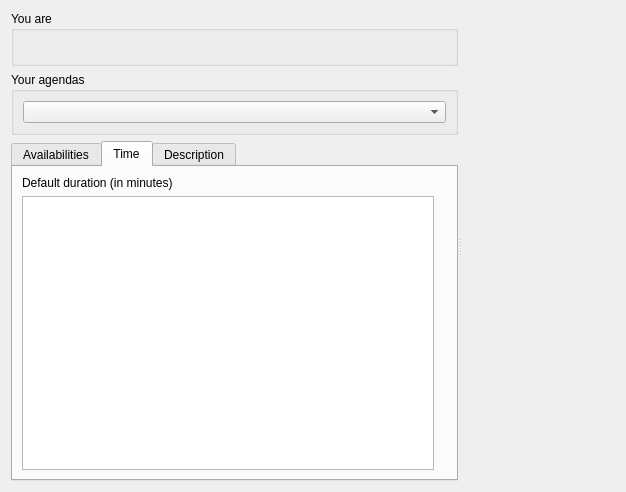
First picture: the form in plugins/agendaplugin/usercalendarviewer.ui, repository FreeHealth/freehealth, before the edit.
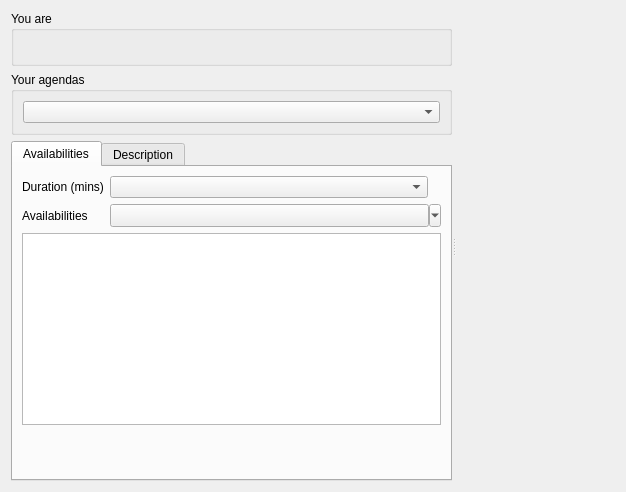
Second picture: the form after the edit. The open tabs and pages were chosen to show the change. Custom widgets are drawn as their Qt base class.

```diff
--- a/plugins/agendaplugin/usercalendarviewer.ui
+++ b/plugins/agendaplugin/usercalendarviewer.ui
@@ -82,6 +82,8 @@
             </widget>
            </item>
            <item row="0" column="1">
+            <layout class="QHBoxLayout" name="horizontalLayout">
+             <item>
             <widget class="QComboBox" name="availDurationCombo">
              <property name="sizePolicy">
               <sizepolicy hsizetype="Expanding" vsizetype="Fixed">
@@ -91,8 +93,10 @@
              </property>
             </widget>
            </item>
-           <item row="4" column="1">
-            <widget class="QComboBox" name="nextAvailCombo"/>
+             <item>
+              <widget class="QLabel" name="durationLabel"/>
+             </item>
+            </layout>
            </item>
            <item row="1" column="0">
             <widget class="QLabel" name="label_3">
@@ -114,7 +118,17 @@
              </property>
             </widget>
            </item>
-           <item row="5" column="1">
+           <item row="2" column="0" colspan="2">
+            <widget class="QTreeView" name="availabilitiesView">
+             <property name="editTriggers">
+              <set>QAbstractItemView::NoEditTriggers</set>
+             </property>
+             <attribute name="headerVisible">
+              <bool>false</bool>
+             </attribute>
+            </widget>
+           </item>
+           <item row="3" column="0">
             <spacer name="verticalSpacer">
              <property name="orientation">
               <enum>Qt::Vertical</enum>
@@ -129,33 +143,6 @@
            </item>
           </layout>
          </widget>
-         <widget class="QWidget" name="timeTab">
-          <attribute name="title">
-           <string>Time</string>
-          </attribute>
-          <layout class="QGridLayout" name="gridLayout_5">
-           <item row="0" column="0">
-            <widget class="QLabel" name="label">
-             <property name="text">
-              <string>Default duration (in minutes)</string>
-             </property>
-            </widget>
-           </item>
-           <item row="0" column="1">
-            <widget class="QLabel" name="durationLabel"/>
-           </item>
-           <item row="1" column="0">
-            <widget class="QTreeView" name="availabilitiesView">
-             <property name="editTriggers">
-              <set>QAbstractItemView::NoEditTriggers</set>
-             </property>
-             <attribute name="headerVisible">
-              <bool>false</bool>
-             </attribute>
-            </widget>
-           </item>
-          </layout>
-         </widget>
          <widget class="QWidget" name="descriptionTab">
           <attribute name="title">
            <string>Description</string>
@@ -176,6 +163,12 @@
   </layout>
  </widget>
  <customwidgets>
+  <customwidget>
+   <class>Utils::MiniSplitter</class>
+   <extends>QSplitter</extends>
+   <header location="global">utils/widgets/minisplitter.h</header>
+   <container>1</container>
+  </customwidget>
   <customwidget>
    <class>Calendar::CalendarWidget</class>
    <extends>QWidget</extends>
```
Left out of the diff: 2 changed lines with no effect on the pictures. Lines whose indentation alone changed are shown as unchanged.
